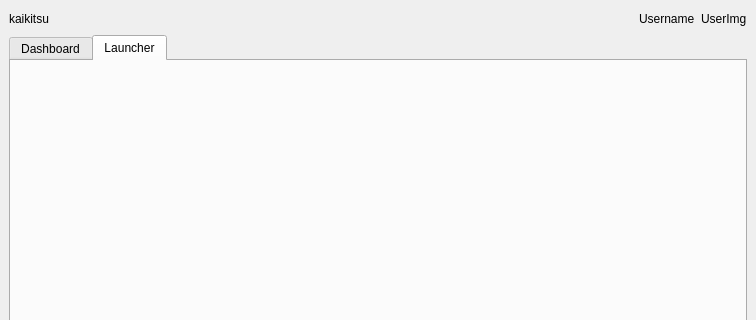
The window that app/ui/main/main.ui (MrYapikZ/kaikitsu) describes before a commit, drawn with Qt 5; both pictures show x 0 to 756 and y 0 to 320 of the 756 by 503 pixel window.
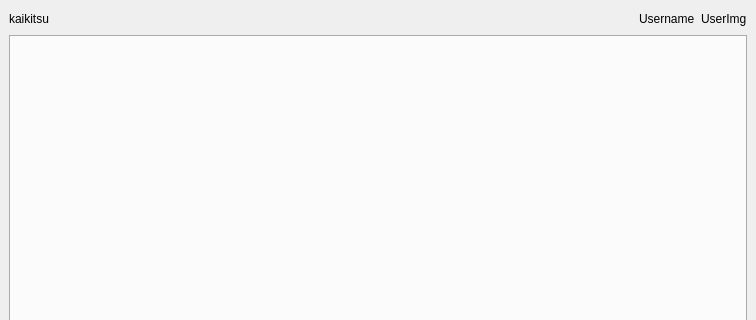
The same window after the commit.

Commit message: feat: dashboard ui

What changed in the file:
```diff
--- a/app/ui/main/main.ui
+++ b/app/ui/main/main.ui
@@ -64,16 +64,6 @@
       <property name="currentIndex">
        <number>1</number>
       </property>
-      <widget class="QWidget" name="dashboard">
-       <attribute name="title">
-        <string>Dashboard</string>
-       </attribute>
-      </widget>
-      <widget class="QWidget" name="launcher">
-       <attribute name="title">
-        <string>Launcher</string>
-       </attribute>
-      </widget>
      </widget>
     </item>
     <item row="2" column="0">
```
Left out of the diff: 90 changed lines with no effect on the pictures. The commit also changes 13 other files.
